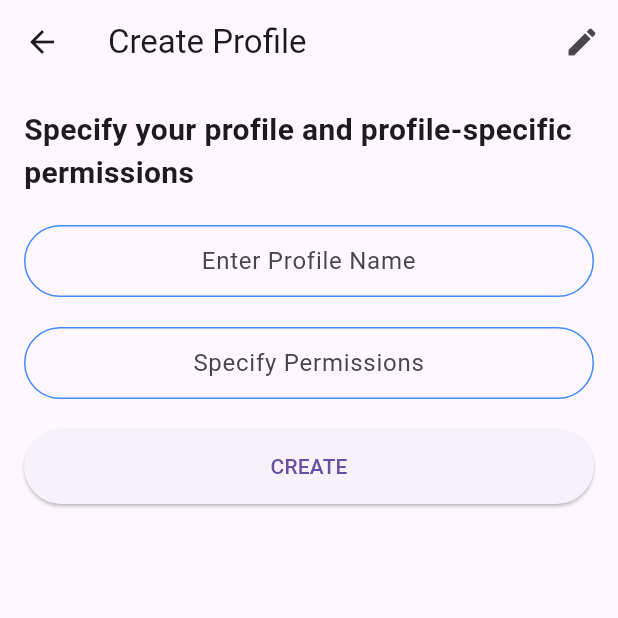
After one commit to mn-nao-ren/drenchmate1017, a Flutter app: the CreateProfileScreen screen opened by its route, on a phone screen of 412 x 824 dp, the top half of it. The commit adds this screen. Run offline on Flutter 3.47's test engine with Material 3 defaults, Android fonts, the phone set to English and light mode, and no system bars; our stand-ins replace cloud_firestore, firebase_auth, firebase_core, google_fonts, modal_progress_hud_nsn, shared_preferences; accounts and stored records are empty.

```diff
--- /dev/null
+++ b/lib/business_logic/models/profile.dart
@@ -0,0 +1,62 @@
+import 'package:cloud_firestore/cloud_firestore.dart';
+
+
+class Profile {
+  final int profileID;
+  final int userID;
+  final String profileName;
+  final String permissions;
+  final DateTime createdAt;
+
+  Profile({
+    required this.profileID,
+    required this.userID,
+    required this.profileName,
+    required this.permissions,
+    required this.createdAt,
+  });
+
+  // Factory constructor to create a Profile instance from a map
+  factory Profile.fromJson(Map<String, dynamic> json) {
+    return Profile(
+      profileID: json['profileID'] as int,
+      userID: json['userID'] as int,
+      profileName: json['profileName'] as String,
+      permissions: json['permissions'] as String,
+      createdAt: DateTime.parse(json['createdAt'] as String),
+    );
+  }
+
+  // Method to convert a Profile instance to a map
+  Map<String, dynamic> toJson() {
+    return {
+      'profileID': profileID,
+      'userID': userID,
+      'profileName': profileName,
+      'permissions': permissions,
+      'createdAt': createdAt.toIso8601String(),
+    };
+  }
+
+  // Factory constructor to create a Profile instance from a map
+  factory Profile.fromMap(Map<String, dynamic> map) {
+    return Profile(
+      profileID: map['profileID'] as int,
+      userID: map['userID'] as int,
+      profileName: map['profileName'] as String,
+      permissions: map['permissions'] as String,
+      createdAt: DateTime.parse(map['createdAt'] as String),
+    );
+  }
+
+  // Method to convert a Profile instance to a map
+  Map<String, dynamic> toMap() {
+    return {
+      'profileID': profileID,
+      'userID': userID,
+      'profileName': profileName,
+      'permissions': permissions,
+      'createdAt': createdAt.toIso8601String(),
+    };
+  }
+}
--- a/lib/main.dart
+++ b/lib/main.dart
@@ -4,7 +4,7 @@ import 'infrastructure/network/firebase_options.dart';
 import 'package:drenchmate_2024/presentation/screens/home_landing_page.dart';
 import 'package:drenchmate_2024/presentation/screens/account_home_screen.dart';
 import 'package:drenchmate_2024/presentation/screens/email_registration_page.dart';
-
+import 'package:drenchmate_2024/presentation/screens/create_profile.dart'; // class name CreateProfileScreen
 
 void main() async {
   WidgetsFlutterBinding.ensureInitialized();
@@ -29,6 +29,7 @@ class DrenchMateApp extends StatelessWidget {
         HomePage.id: (context) => const HomePage(),
         RegistrationPage.id: (context) => const RegistrationPage(),
         AccountHomeScreen.id: (context) => const AccountHomeScreen(),
+        CreateProfileScreen.id: (context) => CreateProfileScreen(),
       },
     );
   }
--- /dev/null
+++ b/lib/presentation/screens/create_profile.dart
@@ -0,0 +1,82 @@
+import 'package:firebase_auth/firebase_auth.dart';
+import 'package:flutter/material.dart';
+import 'package:modal_progress_hud_nsn/modal_progress_hud_nsn.dart';
+import 'package:drenchmate_2024/presentation/components/constants.dart';
+
+
+class CreateProfileScreen extends StatelessWidget {
+  static const String id = 'create_profile_Screen';
+  final TextEditingController _profileNameController = TextEditingController();
+
+  final _auth = FirebaseAuth.instance;
+  bool showSpinner = false;
+
+  late final int profileID;
+  late final int userID;
+  late final String profileName;
+  late final String permissions;
+  late final DateTime createdAt;
+
+  final GlobalKey<FormState> _formKey = GlobalKey<FormState>();
+
+  CreateProfileScreen({super.key});
+
+  @override
+  Widget build(BuildContext context) {
+    return Scaffold(
+      appBar: AppBar(
+        title: const Text('Create Profile'),
+        leading: IconButton(
+          icon: const Icon(Icons.arrow_back),
+          onPressed: () => Navigator.of(context).pop(),
+        ),
+        actions: [
+          IconButton(
+            icon: const Icon(Icons.edit),
+            onPressed: () {
+              // Add edit functionality here
+            },
+          ),
+        ],
+      ),
+      body: Padding(
+        padding: const EdgeInsets.all(16.0),
+        child: Column(
+          children: [
+            const Text(
+              'Specify your profile and profile-specific permissions',
+              style: TextStyle(fontSize: 20, fontWeight: FontWeight.bold),
+            ),
+            const SizedBox(height: 20),
+            TextField(
+              textAlign: TextAlign.center,
+              onChanged: (value) {
+                profileName = value;
+              },
+              decoration: kTextFieldDecoration.copyWith(hintText: 'Enter Profile Name'),
+            ),
+            const SizedBox(height: 20),
+            TextField( // permissions may be drop down field, not text field.
+              textAlign: TextAlign.center,
+              onChanged: (value) {
+                permissions  = value;
+              },
+              decoration: kTextFieldDecoration.copyWith(hintText: 'Specify Permissions'),
+            ),
+            const SizedBox(height: 20),
+
+            ElevatedButton(
+              onPressed: () {
+                // Add profile button pressed functionality here
+              },
+              style: ElevatedButton.styleFrom(
+                minimumSize: const Size(double.infinity, 50),
+              ),
+              child: const Text('CREATE'),
+            ),
+          ],
+        ),
+      ),
+    );
+  }
+}
--- a/lib/presentation/screens/email_registration_page.dart
+++ b/lib/presentation/screens/email_registration_page.dart
@@ -47,6 +47,8 @@ class _RegistrationFormState extends State<RegistrationForm> {
   late String password;
   late String? role;
   late String contactNumber;
+
+  // the not so important attributes
   final GlobalKey<FormState> _formKey = GlobalKey<FormState>();
   bool _agreeToTerms = false;
 
```
Also changed, not shown: lib/presentation/screens/account_home_screen.dart (+15 -26 lines).
